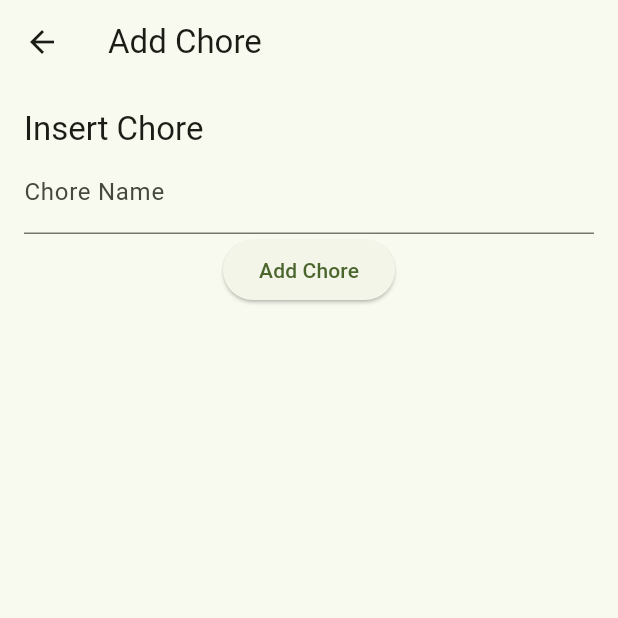
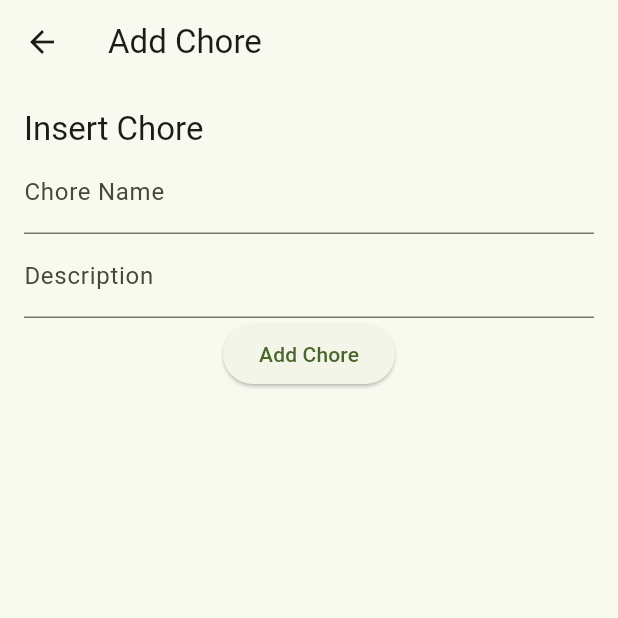
Before and after one commit to coffeeflour/everything-everywhere, a Flutter app: the InsertChoreScreen screen opened directly, on a phone screen of 412 x 824 dp, the top half of it. Run offline on Flutter 3.47's test engine with Material 3 defaults, Android fonts, the phone set to English and light mode, and no system bars; our stand-ins replace logger, sqflite, sqflite_common_ffi; accounts and stored records are empty.

Commit message:
removing print statement + adding description editor

```diff
--- a/lib/db/database_helper.dart
+++ b/lib/db/database_helper.dart
@@ -44,7 +44,6 @@ class DatabaseHelper {
 
   Future<void> insert(String table, Map<String, dynamic> values) async {
     final Database db = await database;
-    print('database helper called');
 
     await db.insert(
       table,
--- a/lib/ui/chores/insert_chores/widgets/insert_chore_form.dart
+++ b/lib/ui/chores/insert_chores/widgets/insert_chore_form.dart
@@ -67,6 +67,10 @@ Future<void> _submit() async {
                 decoration: const InputDecoration(labelText: 'Chore Name'),
                 validator: (value) => value!.isEmpty ? 'Required' : null,
               ),
+              TextFormField(
+                controller: _descCtrl,
+                decoration: const InputDecoration(labelText: 'Description'),
+              ),
               ElevatedButton(
                 onPressed: _submit,
                 child: const Text('Add Chore'),
```
